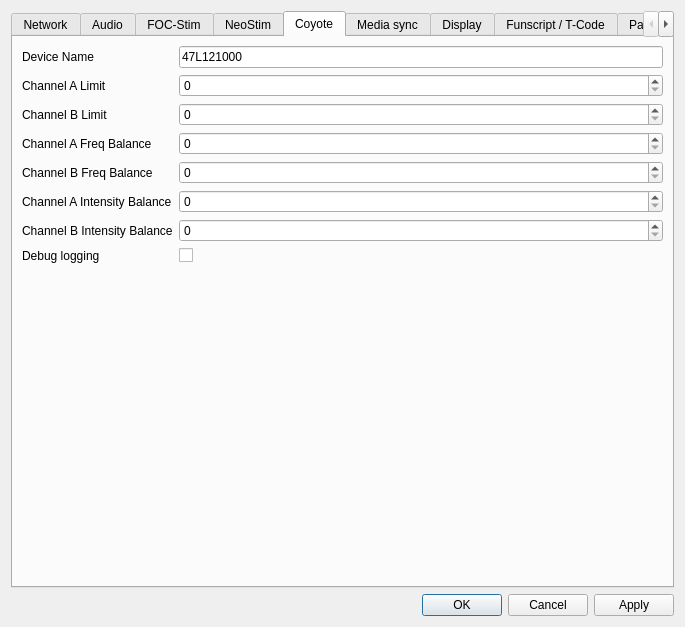
diglet48/restim, file designer/preferencesdialog.ui: the form before one commit.
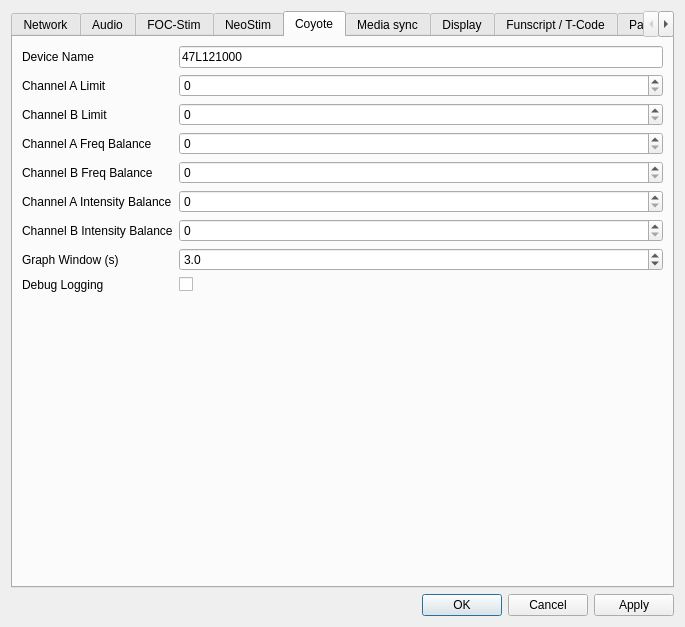
The form after the commit. The open tabs and pages were chosen to show the change. Icons and pictures are not drawn. Custom widgets are drawn as their Qt base class.

Commit message: Coyote: make graph window configurable

```diff
--- a/designer/preferencesdialog.ui
+++ b/designer/preferencesdialog.ui
@@ -742,13 +742,39 @@
            </widget>
           </item>
           <item row="7" column="0">
-           <widget class="QLabel" name="label_coyote_debug_logging">
+           <widget class="QLabel" name="label_coyote_graph_window">
             <property name="text">
-             <string>Debug logging</string>
+             <string>Graph Window (s)</string>
             </property>
            </widget>
           </item>
           <item row="7" column="1">
+           <widget class="QDoubleSpinBox" name="coyote_graph_window">
+            <property name="decimals">
+             <number>1</number>
+            </property>
+            <property name="minimum">
+             <double>0.1</double>
+            </property>
+            <property name="maximum">
+             <double>10.0</double>
+            </property>
+            <property name="singleStep">
+             <double>0.1</double>
+            </property>
+            <property name="value">
+             <double>3.0</double>
+            </property>
+           </widget>
+          </item>
+          <item row="8" column="0">
+           <widget class="QLabel" name="label_coyote_debug_logging">
+            <property name="text">
+             <string>Debug Logging</string>
+            </property>
+           </widget>
+          </item>
+          <item row="8" column="1">
            <widget class="QCheckBox" name="coyote_debug_logging">
             <property name="text">
              <string/>
```
The commit also changes 4 other files.
